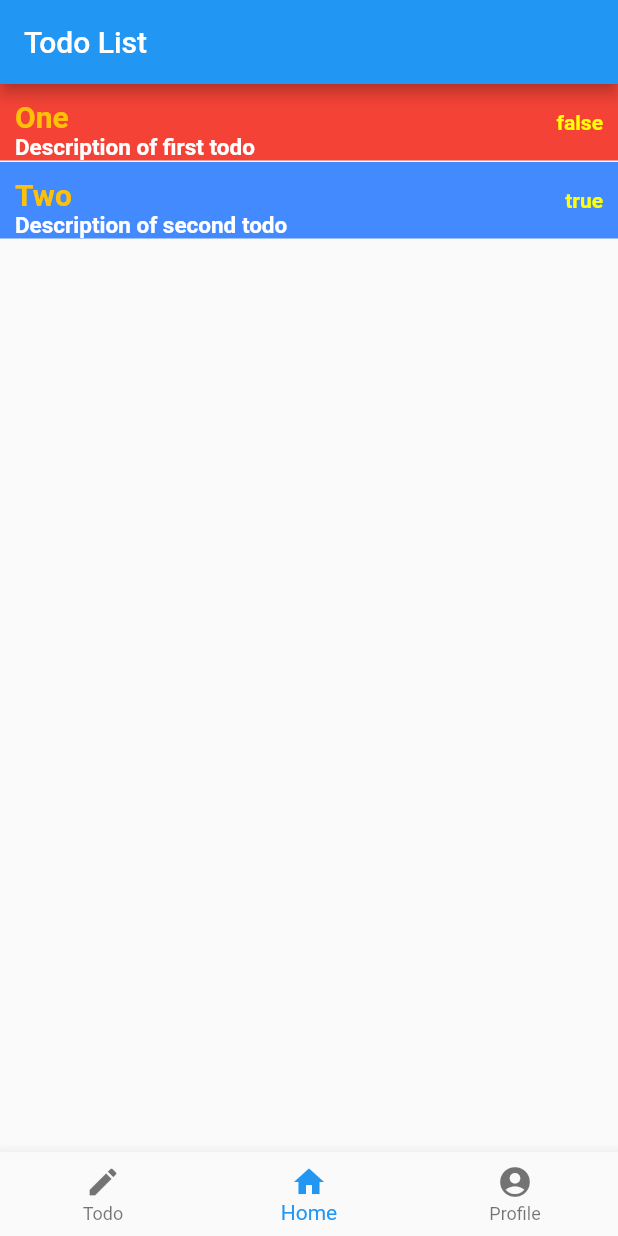
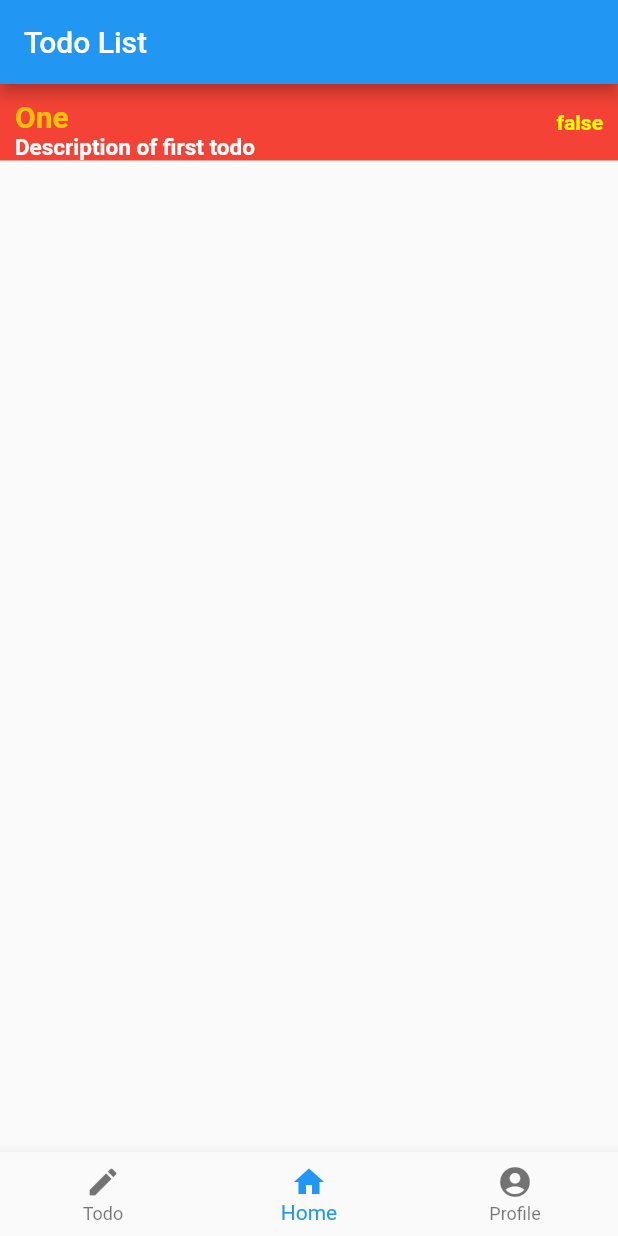
Before and after one commit to Akash141000/Flutter-todo, a Flutter app: the screen it shows after launch, item 2 of the bottom bar chosen, on a phone screen of 412 x 824 dp. Run offline on Flutter 3.47's test engine with Material 2 defaults, Android fonts, the phone set to English and light mode, and no system bars; our stand-ins replace bloc, flutter_bloc.

Commit message:
bloc created, new todo add successfully

```diff
--- a/lib/models/todo.model.dart
+++ b/lib/models/todo.model.dart
@@ -1,3 +1,8 @@
+import 'dart:async';
+
+import 'package:bloc/bloc.dart';
+import 'package:flutter/material.dart';
+
 class Todo {
   String id;
   String name;
@@ -6,9 +11,8 @@ class Todo {
   Todo(this.id, this.name, this.description, this.completed);
 }
 
-class TodoBloc {
-  static List<Todo> todoList = [
-    Todo('1', 'One', 'Description of first todo', false),
-    Todo('2', 'Two', 'Description of second todo', true)
-  ];
+class TodoBloc extends Cubit<List<Todo>> {
+  TodoBloc() : super([Todo('1', 'One', 'Description of first todo', false)]);
+
+  void addTodo(Todo newTodo) => emit([...state, newTodo]);
 }
--- a/lib/screens/home/components/add_todo_form.dart
+++ b/lib/screens/home/components/add_todo_form.dart
@@ -1,6 +1,7 @@
 import 'dart:math';
 
 import 'package:flutter/material.dart';
+import 'package:flutter_bloc/flutter_bloc.dart';
 import 'package:todo/models/todo.model.dart';
 
 enum COMPLETED { yes, no }
@@ -87,20 +88,23 @@ class _AddTodoState extends State<AddTodo> {
             ),
             SizedBox(
               width: double.infinity,
-              child: ElevatedButton(
+              child: BlocBuilder<TodoBloc, List<Todo>>(
+                builder: (context, state) => ElevatedButton(
                   child: const Text('Add'),
                   onPressed: () {
                     if (_formKey.currentState!.validate()) {
                       _formKey.currentState!.save();
                       debugPrint("SUBMIT FORM ");
-                    TodoBloc.todoList.add(Todo(
+                      context.read<TodoBloc>().addTodo(Todo(
                           Random(100).toString(),
                           nameEditingController.text,
                           descriptionEditingController.text,
                           _completed == COMPLETED.yes ? true : false));
+
                       debugPrint("TODO ADDED");
                     }
                   },
+                ),
               ),
             )
           ],
--- a/lib/screens/home/fragments/todo_list.dart
+++ b/lib/screens/home/fragments/todo_list.dart
@@ -1,4 +1,5 @@
 import 'package:flutter/material.dart';
+import 'package:flutter_bloc/flutter_bloc.dart';
 import 'package:todo/models/todo.model.dart';
 import 'package:todo/screens/home/components/todo_list_item.dart';
 
@@ -9,12 +10,12 @@ class TodoListFragment extends StatelessWidget {
   Widget build(BuildContext context) {
     return Column(children: [
       Expanded(
-        child: ListView.builder(
-          shrinkWrap: true,
-          itemCount: 2,
-          itemBuilder: ((context, index) => TodoBloc.todoList.length > index
-              ? TodoListItem(TodoBloc.todoList[index])
-              : const Text('null')),
+        child: BlocBuilder<TodoBloc, List<Todo>>(
+          builder: (context, state) => ListView.builder(
+            shrinkWrap: true,
+            itemCount: state.length,
+            itemBuilder: ((context, index) => TodoListItem(state[index])),
+          ),
         ),
       ),
     ]);
--- a/lib/screens/home/home.dart
+++ b/lib/screens/home/home.dart
@@ -1,6 +1,8 @@
 import 'dart:developer';
 
 import 'package:flutter/material.dart';
+import 'package:flutter_bloc/flutter_bloc.dart';
+import 'package:todo/models/todo.model.dart';
 import 'package:todo/screens/home/fragments/create_todo.dart';
 import 'package:todo/screens/home/fragments/profile.dart';
 import 'package:todo/screens/home/fragments/todo_list.dart';
@@ -35,10 +37,13 @@ class _HomeScreenState extends State<HomeScreen> {
         ),
       ),
       body: Container(
-          color: Colors.transparent,
-          width: double.infinity,
-          height: double.infinity,
-          child: widget.currentWidget[_currentIndex]),
+        color: Colors.transparent,
+        width: double.infinity,
+        height: double.infinity,
+        child: BlocProvider(
+            create: (_) => TodoBloc(),
+            child: widget.currentWidget[_currentIndex]),
+      ),
       bottomNavigationBar: BottomNavigationBar(
         items: const [
           BottomNavigationBarItem(icon: Icon(Icons.create), label: 'Todo'),
--- a/pubspec.yaml
+++ b/pubspec.yaml
@@ -31,6 +31,8 @@ environment:
 dependencies:
   flutter:
     sdk: flutter
+  bloc: ^8.1.0
+  flutter_bloc: ^8.1.1
 
 
   # The following adds the Cupertino Icons font to your application.
```
Also changed, not shown: pubspec.lock. Lines whose indentation alone changed are shown as unchanged.
